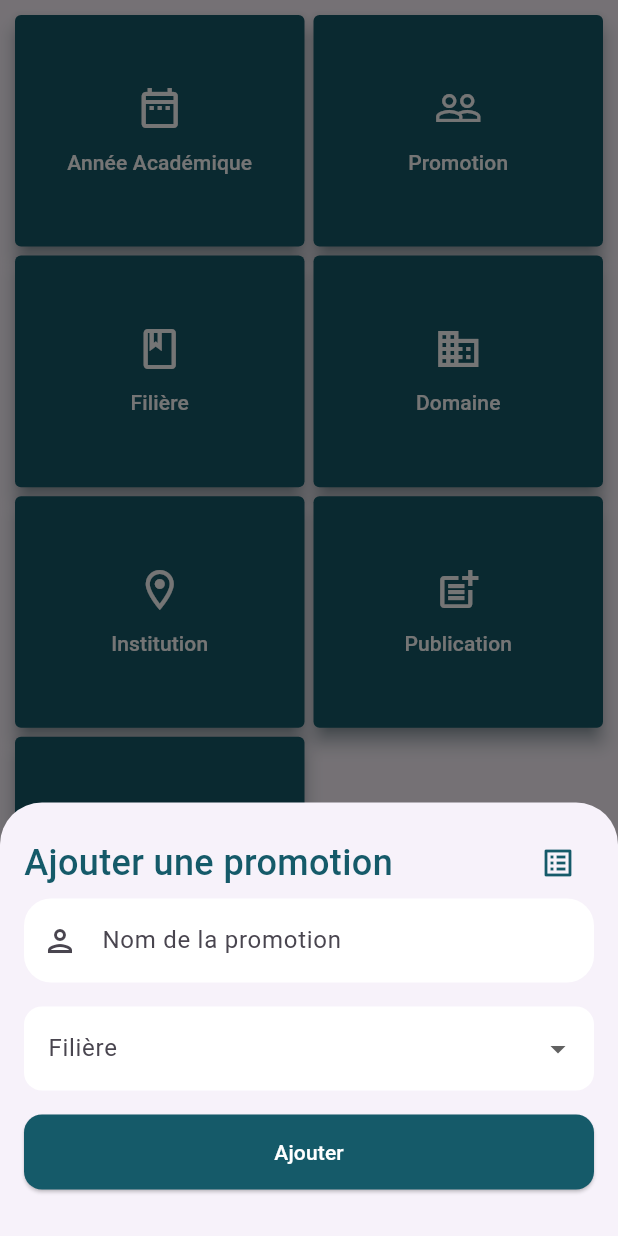
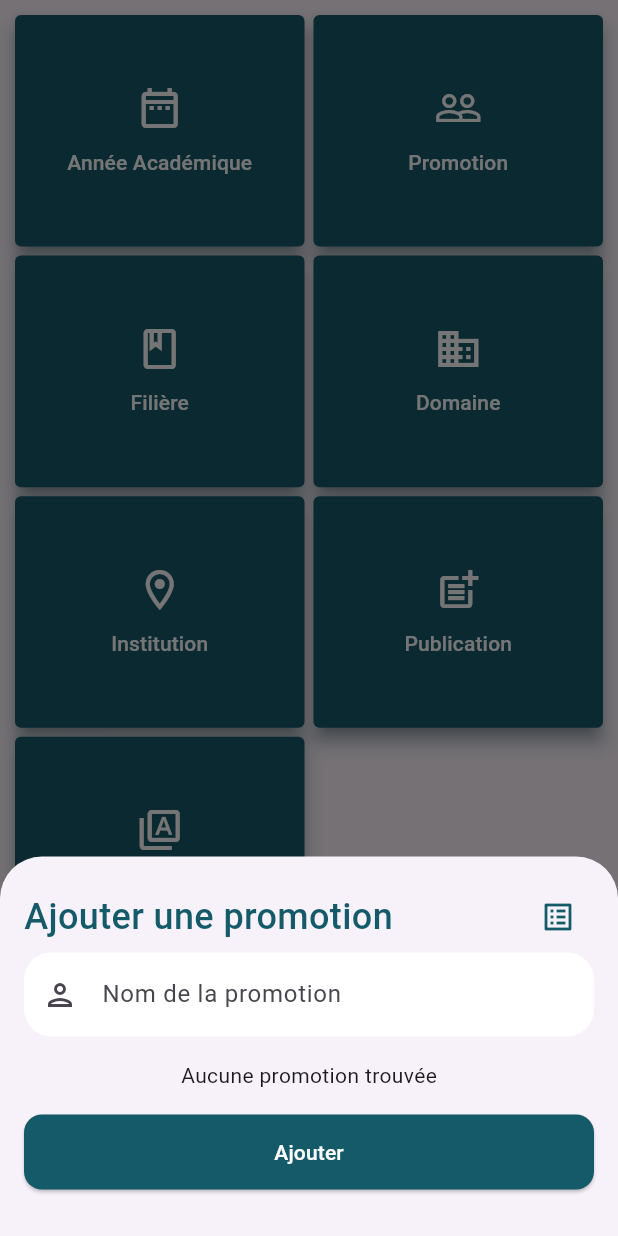
Before and after one commit to sammywasukundi/SchoolPost, a Flutter app: the DashAdminView screen opened directly, after a tap on "Promotion", on a phone screen of 412 x 824 dp. Run offline on Flutter 3.47's test engine with Material 3 defaults, Android fonts, the phone set to English and light mode, and no system bars; our stand-ins replace awesome_dialog, cloud_firestore, firebase_auth, firebase_core, firebase_storage, icons_plus and 1 more; missing offline and left inert: flutter_load_kit, image_editor_plus; accounts and stored records are empty.

Commit message:
crud admin finished

```diff
--- a/lib/widgets/widget_promotion.dart
+++ b/lib/widgets/widget_promotion.dart
@@ -2,6 +2,7 @@ import 'package:cloud_firestore/cloud_firestore.dart';
 import 'package:flutter/material.dart';
 import 'package:school_post/theme/app_colors.dart';
 import 'package:school_post/theme/app_dialog.dart';
+import 'package:school_post/theme/app_requirements.dart';
 import 'package:school_post/widgets/widget_list_promotion.dart';
 import 'package:school_post/models/promotion_model.dart';
 
@@ -74,7 +75,9 @@ class FormPromotion {
                           mainAxisAlignment: MainAxisAlignment.spaceBetween,
                           children: [
                             Text(
-                              'Ajouter une promotion',
+                              promotion == null
+                                ? 'Ajouter une promotion'
+                                : 'Modifier la promotion',
                               style: TextStyle(
                                   fontSize: 24,
                                   fontWeight: FontWeight.w500,
@@ -108,9 +111,56 @@ class FormPromotion {
                               fillColor: whiteColor,
                               filled: true,
                               prefixIcon: Icon(Icons.person_outlined)),
+                              validator: (val) => uValidator(
+                                value: val,
+                                isRequired: true
+                              ),
                         ),
                         SizedBox(height: 16),
-                        DropdownButtonFormField<String>(
+                        // DropdownButtonFormField<String>(
+                        //   value: _selectedFiliere,
+                        //   decoration: InputDecoration(
+                        //     labelText: 'Filière',
+                        //     border: OutlineInputBorder(
+                        //       borderRadius: BorderRadius.circular(12),
+                        //       borderSide: BorderSide.none,
+                        //     ),
+                        //     fillColor: whiteColor,
+                        //     filled: true,
+                        //   ),
+                        //   items: <String>["pre-programmé", "A-programmer"]
+                        //       .map((String value) {
+                        //     return DropdownMenuItem<String>(
+                        //       value: value,
+                        //       child: Text(value),
+                        //     );
+                        //   }).toList(),
+                        //   onChanged: (String? newValue) {
+                        //     // Handle promotion selection
+                        //   },
+                        // ),
+                        FutureBuilder<QuerySnapshot>(
+                          future: FirebaseFirestore.instance.collection('promotions').get(),
+                          builder: (context, promotion) {
+                            if (promotion.connectionState == ConnectionState.waiting) {
+                              return CircularProgressIndicator(
+                                color: blueColor,
+                                strokeWidth: 2.0,
+                              );
+                            } else if (promotion.hasError) {
+                              return Text('Erreur de chargement des promotions');
+                            } else if (!promotion.hasData || promotion.data!.docs.isEmpty) {
+                              return Text('Aucune promotion trouvée');
+                            } else {
+                              List<DropdownMenuItem<String>> items = promotion.data!.docs
+                                  .map((doc) {
+                                return DropdownMenuItem<String>(
+                                  value: doc.id,
+                                  child: Text(doc['Libelle'] ?? 'sans nom'),
+                                );
+                              }).toList();
+
+                              return DropdownButtonFormField<String>(
                                 value: _selectedFiliere,
                                 decoration: InputDecoration(
                                   labelText: 'Filière',
@@ -121,15 +171,12 @@ class FormPromotion {
                                   fillColor: whiteColor,
                                   filled: true,
                                 ),
-                          items: <String>["pre-programmé", "A-programmer"]
-                              .map((String value) {
-                            return DropdownMenuItem<String>(
-                              value: value,
-                              child: Text(value),
+                                items: items,
+                                onChanged: (String? newValue) {
+                                  _selectedFiliere = newValue;
+                                },
                               );
-                          }).toList(),
-                          onChanged: (String? newValue) {
-                            // Handle promotion selection
+                            }
                           },
                         ),
                         SizedBox(height: 16),
```
Lines whose indentation alone changed are shown as unchanged.
